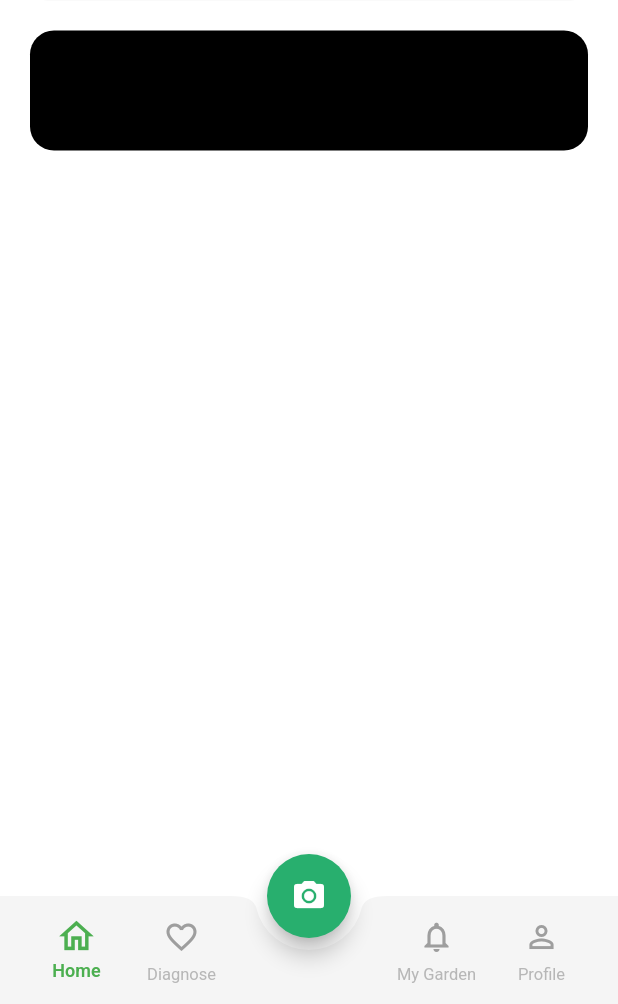
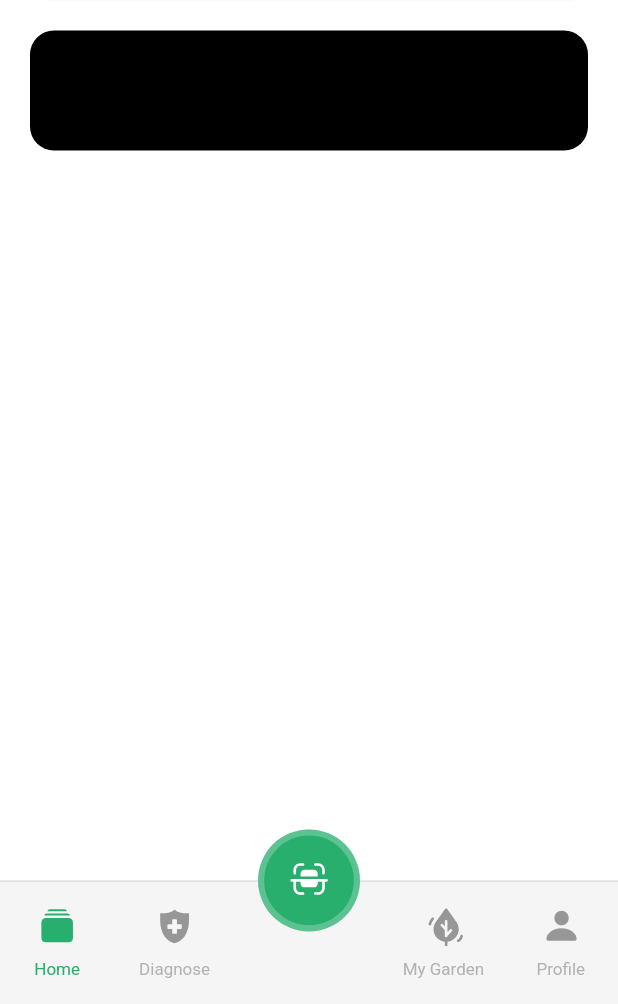
Before and after one commit to Xelorium/plantapp, a Flutter app: the HomeScreen screen opened by its route, on a phone screen of 412 x 824 dp, the part 232-1236 px from its top. Run offline on Flutter 3.47's test engine with Material 3 defaults, Android fonts, the phone set to English and light mode, and no system bars; our stand-ins replace auto_route, auto_size_text, dio, flutter_bloc, flutter_screenutil, flutter_svg and 6 more; accounts and stored records are empty; generated files the repository leaves out were written again.

Commit message:
Implement custom navigation bar and scanner FAB
- Add SVG assets for navigation icons (home, diagnose, scanner, garden, profile) and update `pubspec.yaml`
- Add navigation asset paths to `AppConstants` and define `fbaBackground` in `AppColors`
- Refactor `HomeBottomBar` and `BottomBarItem` to support SVG assets, responsive sizing, and updated layout styling
- Update `HomeScreen` floating action button to utilize the scanner SVG with custom border and colors

```diff
--- a/lib/core/constants/app_constants.dart
+++ b/lib/core/constants/app_constants.dart
@@ -25,6 +25,12 @@ abstract final class AppAssets {
 
   static const String scannerFeatureIconSvg = 'assets/icons/scanner_feature_icon.svg';
   static const String speedFeatureIconSvg = 'assets/icons/speed_feature_icon.svg';
+
+  static const String navBarHomeSvg = 'assets/icons/navigation/home_icon.svg';
+  static const String navBarDiagnoseSvg = 'assets/icons/navigation/diagnose_icon.svg';
+  static const String navBarScannerSvg = 'assets/icons/navigation/scanner_icon.svg';
+  static const String navBarGardenSvg = 'assets/icons/navigation/garden_icon.svg';
+  static const String navBarProfileSvg = 'assets/icons/navigation/profile_icon.svg';
 }
 
 abstract final class AppMessages {
--- a/lib/core/theme/app_colors.dart
+++ b/lib/core/theme/app_colors.dart
@@ -29,6 +29,9 @@ class AppColors {
   static const Color white = Color(0xFFFFFFFF);
   static const Color black = Color(0xFF000000);
 
+  // FBA Colors
+  static const Color fbaBackground = Color(0xFF28AF6E); // Light greenish background
+
   // Paywall Specific
   static const Color paywallBackground = Color(0xFF101E17); // Dark background for paywall
   static const Color paywallCardOverlay = Color(0x4D000000); // Semi-transparent black
--- a/lib/features/home/presentation/pages/home_screen.dart
+++ b/lib/features/home/presentation/pages/home_screen.dart
@@ -1,5 +1,9 @@
 import 'package:auto_route/annotations.dart';
 import 'package:flutter/material.dart';
+import 'package:flutter_screenutil/flutter_screenutil.dart';
+import 'package:flutter_svg/flutter_svg.dart';
+import 'package:plantapp/core/constants/app_constants.dart';
+import 'package:plantapp/core/theme/app_colors.dart';
 import 'package:plantapp/features/home/presentation/pages/home_page.dart';
 import 'package:plantapp/features/home/presentation/widgets/home_bottom_bar.dart';
 
@@ -23,18 +27,41 @@ class _HomeScreenState extends State<HomeScreen> {
 
   @override
   Widget build(BuildContext context) {
+    final theme = Theme.of(context);
+
     return Scaffold(
       extendBody: true,
       floatingActionButtonLocation: FloatingActionButtonLocation.centerDocked,
-      floatingActionButton: FloatingActionButton(
-        onPressed: () => setState(() => _currentIndex = _fabIndex),
-        shape: const CircleBorder(),
-        child: const Icon(Icons.camera_alt),
+      floatingActionButton: SizedBox(
+        width: 66.sp,
+        height: 66.sp,
+        child: FloatingActionButton(
+          onPressed: () => setState(() => _currentIndex = _fabIndex),
+          foregroundColor: AppColors.fbaBackground,
+          elevation: 0,
+          shape: CircleBorder(
+            side: BorderSide(
+              color: theme.colorScheme.onPrimary.withValues(alpha: 0.24),
+              width: 4.sp,
+            ),
+          ),
+          child: SvgPicture.asset(
+            AppAssets.navBarScannerSvg,
+            width: 26.sp,
+            height: 26.sp,
+          ),
+        ),
       ),
 
       body: IndexedStack(
         index: _currentIndex,
-        children: const [HomePage(), DiagnosePage(), ScannerPage(), GardenPage(), ProfilePage()],
+        children: const [
+          HomePage(),
+          DiagnosePage(),
+          ScannerPage(),
+          GardenPage(),
+          ProfilePage(),
+        ],
       ),
 
       bottomNavigationBar: HomeBottomBar(
--- a/lib/features/home/presentation/widgets/bottom_bar_item.dart
+++ b/lib/features/home/presentation/widgets/bottom_bar_item.dart
@@ -2,20 +2,20 @@ part of 'home_bottom_bar.dart';
 
 class BottomBarItem extends StatelessWidget {
   const BottomBarItem({
-    required this.icon,
+    required this.iconPath,
     required this.label,
     required this.isActive,
     super.key,
     this.onTap,
-    this.width = 70,
-    this.height = 72,
-    this.activeColor = Colors.green,
-    this.inactiveColor = Colors.grey,
-    this.scale = 1.15,
-    this.duration = const Duration(milliseconds: 200),
+    this.width = 74,
+    this.height = 54,
+    this.activeColor = AppColors.primary,
+    this.inactiveColor = AppColors.textSecondary,
+    this.duration = const Duration(milliseconds: 300),
+    this.padding = EdgeInsets.zero,
   });
 
-  final IconData? icon;
+  final String? iconPath;
   final String label;
   final bool isActive;
   final VoidCallback? onTap;
@@ -24,24 +24,25 @@ class BottomBarItem extends StatelessWidget {
   final double height;
   final Color activeColor;
   final Color inactiveColor;
-  final double scale;
   final Duration duration;
+  final EdgeInsets padding;
 
   @override
   Widget build(BuildContext context) {
-    if (icon == null) return SizedBox(width: width, height: height);
+    if (iconPath == null) return SizedBox(width: width, height: height);
 
     final color = isActive ? activeColor : inactiveColor;
 
-    return SizedBox(
-      width: width,
-      height: height,
-      child: TweenAnimationBuilder<double>(
-        tween: Tween(begin: 1, end: isActive ? scale : 1.0),
-        duration: duration,
-        curve: Curves.easeOut,
-        builder: (context, value, _) {
-          return Material(
+    return Padding(
+      padding: padding,
+      child: ConstrainedBox(
+        constraints: BoxConstraints(
+          minWidth: width.sp,
+          maxWidth: (width + 30).sp,
+          minHeight: height.sp,
+          maxHeight: height.sp,
+        ),
+        child: Material(
           color: Colors.transparent,
           child: InkResponse(
             radius: 30,
@@ -52,35 +53,42 @@ class BottomBarItem extends StatelessWidget {
               borderRadius: BorderRadius.circular(16),
             ),
             child: Column(
-                mainAxisAlignment: MainAxisAlignment.center,
+              mainAxisAlignment: MainAxisAlignment.spaceAround,
               children: [
-                  Transform.scale(
-                    scale: value,
-                    child: Icon(icon, size: 24, color: color),
+                SvgPicture.asset(
+                  iconPath!,
+                  width: 26.sp,
+                  height: 26.sp,
+                  colorFilter: ColorFilter.mode(color, BlendMode.srcIn),
                 ),
-                  const SizedBox(height: 4),
-                  AnimatedDefaultTextStyle(
+                Flexible(
+                  child: AnimatedDefaultTextStyle(
                     duration: duration,
+                    maxLines: 1,
                     style: TextStyle(
-                      fontSize: isActive ? 12 : 11,
-                      fontWeight: isActive ? FontWeight.w600 : FontWeight.w400,
+                      fontSize: 11.sp,
+                      fontWeight: FontWeight.w400,
                       color: color,
                     ),
                     child: AnimatedOpacity(
                       duration: duration,
                       opacity: isActive ? 1.0 : 0.7,
-                      child: AnimatedSlide(
-                        duration: duration,
-                        offset: isActive ? Offset.zero : const Offset(0, 0.2),
-                        child: Text(label),
+                      child: Text(
+                        label,
+                        maxLines: 1,
+                        style: TextStyle(
+                          fontSize: 11.sp,
+                          fontWeight: FontWeight.w400,
+                          color: color,
+                        ),
+                      ),
                     ),
                   ),
                 ),
               ],
             ),
           ),
-          );
-        },
+        ),
       ),
     );
   }
--- a/lib/features/home/presentation/widgets/home_bottom_bar.dart
+++ b/lib/features/home/presentation/widgets/home_bottom_bar.dart
@@ -1,4 +1,8 @@
 import 'package:flutter/material.dart';
+import 'package:flutter_screenutil/flutter_screenutil.dart';
+import 'package:flutter_svg/flutter_svg.dart';
+import 'package:plantapp/core/constants/app_constants.dart';
+import 'package:plantapp/core/theme/app_colors.dart';
 
 part 'bottom_bar_item.dart';
 
@@ -21,27 +25,27 @@ class HomeBottomBar extends StatefulWidget {
 class _HomeBottomBarState extends State<HomeBottomBar> {
   final List<BottomBarItem> _tabs = [
     const BottomBarItem(
-      icon: Icons.home_outlined,
+      iconPath: AppAssets.navBarHomeSvg,
       label: 'Home',
       isActive: false,
     ),
     const BottomBarItem(
-      icon: Icons.favorite_border,
+      iconPath: AppAssets.navBarDiagnoseSvg,
       label: 'Diagnose',
       isActive: false,
     ),
     const BottomBarItem(
-      icon: null,
+      iconPath: null,
       label: '',
       isActive: false,
     ),
     const BottomBarItem(
-      icon: Icons.notifications_outlined,
+      iconPath: AppAssets.navBarGardenSvg,
       label: 'My Garden',
       isActive: false,
     ),
     const BottomBarItem(
-      icon: Icons.person_outline,
+      iconPath: AppAssets.navBarProfileSvg,
       label: 'Profile',
       isActive: false,
     ),
@@ -52,40 +56,53 @@ class _HomeBottomBarState extends State<HomeBottomBar> {
     final leftTabs = _tabs.sublist(0, widget.fabIndex);
     final rightTabs = _tabs.sublist(widget.fabIndex + 1);
 
+    final theme = Theme.of(context);
+
     return BottomAppBar(
-      height: 72,
-      shape: const CircularNotchedRectangle(),
-      notchMargin: 8,
+      height: 80.sp,
+      notchMargin: 0,
+      padding: EdgeInsets.zero,
+      child: DecoratedBox(
+        decoration: BoxDecoration(
+          color: theme.colorScheme.surface,
+          border: Border(
+            top: BorderSide(
+              color: theme.colorScheme.onSurface.withValues(alpha: .1),
+              width: 1.sp,
+            ),
+          ),
+        ),
         child: Row(
           mainAxisAlignment: MainAxisAlignment.spaceBetween,
           children: [
-          // LEFT SIDE
             Row(
               children: [
                 for (int i = 0; i < leftTabs.length; i++)
                   BottomBarItem(
-                  icon: leftTabs[i].icon,
+                    iconPath: leftTabs[i].iconPath,
                     label: leftTabs[i].label,
                     isActive: widget.currentIndex == i,
+                    padding: EdgeInsets.only(right: i == 0 ? 2.sp : 0),
                     onTap: () => widget.onItemSelected(i),
                   ),
               ],
             ),
 
-          // RIGHT SIDE
             Row(
               children: [
                 for (int i = 0; i < rightTabs.length; i++)
                   BottomBarItem(
-                  icon: rightTabs[i].icon,
+                    iconPath: rightTabs[i].iconPath,
                     label: rightTabs[i].label,
                     isActive: widget.currentIndex == i + widget.fabIndex + 1,
+                    padding: EdgeInsets.only(left: i == rightTabs.length - 1 ? 2.sp : 0),
                     onTap: () => widget.onItemSelected(i + widget.fabIndex + 1),
                   ),
               ],
             ),
           ],
         ),
+      ),
     );
   }
 }
--- a/pubspec.yaml
+++ b/pubspec.yaml
@@ -49,6 +49,7 @@ flutter:
     - assets/fonts/
     - assets/images/
     - assets/icons/
+    - assets/icons/navigation/
 
   fonts:
     - family: Roboto
```
Also changed, not shown: assets/icons/navigation/diagnose_icon.svg (added), assets/icons/navigation/garden_icon.svg (added), assets/icons/navigation/home_icon.svg (added), assets/icons/navigation/profile_icon.svg (added), assets/icons/navigation/scanner_icon.svg (added). Lines whose indentation alone changed are shown as unchanged.
